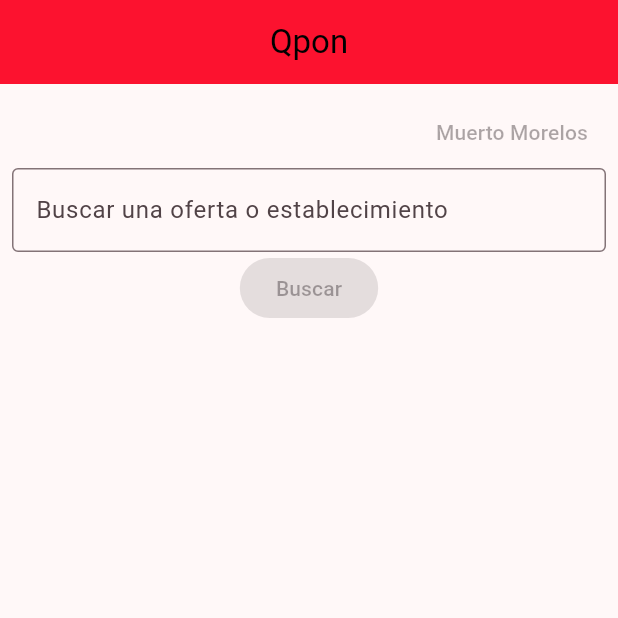
After one commit to AlexanderMLAE/Qpon, a Flutter app: the screen it shows after launch, item 3 of the bottom bar chosen, on a phone screen of 412 x 824 dp, the top half of it. The commit adds this screen. Run offline on Flutter 3.47's test engine with Material 3 defaults, Android fonts, the phone set to English and light mode, and no system bars.

Commit message:
ubicacion como widget custom

```diff
--- a/lib/main.dart
+++ b/lib/main.dart
@@ -1,5 +1,5 @@
 import 'package:flutter/material.dart';
-
+import 'ubicacion.dart';
 void main() {
   runApp(const MyApp());
 }
@@ -91,20 +91,7 @@ class _MyHomePageState extends State<MyHomePage> {
           ),
         ),
         // Tab 3
-                const Padding(
-                  padding: EdgeInsets.all(8.0),
-                  child: Column(
-                    children: <Widget>[
-                      TextButton(onPressed: null, child: Align(alignment: Alignment.topRight,child: Text('Villas del Mal'))),
-                      TextField(decoration: InputDecoration(border: OutlineInputBorder(), labelText: 'Buscar una oferta o establecimiento')),
-                      ElevatedButton(onPressed: null, child: Text('Buscar')),
-                      // Map over here when that is done
-
-
-                    ],
-                  ),
-
-                  )
+        UbicacionWidget()
         ][currentPageIndex],
     );
   }
--- /dev/null
+++ b/lib/ubicacion.dart
@@ -0,0 +1,19 @@
+import 'package:flutter/material.dart';
+
+class UbicacionWidget extends StatelessWidget {
+  const UbicacionWidget({super.key, this.locationText = 'Muerto Morelos'});
+  final String locationText;
+  @override
+  Widget build(BuildContext context) {
+    return Padding(
+      padding: EdgeInsets.all(8.0),
+      child: Column(
+        children: <Widget>[
+          TextButton(onPressed: null, child: Align(alignment: Alignment.topRight, child: Text(locationText))),
+          TextField(decoration: InputDecoration(border: OutlineInputBorder(), labelText: 'Buscar una oferta o establecimiento')),
+          ElevatedButton(onPressed: null, child: Text('Buscar')),
+        ],
+      ),
+    );
+  }
+}
```
